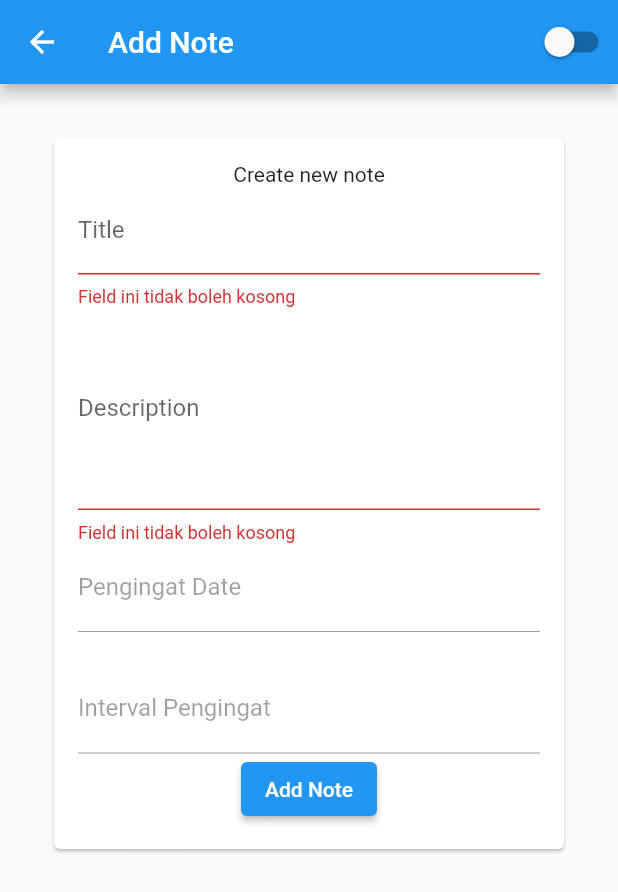
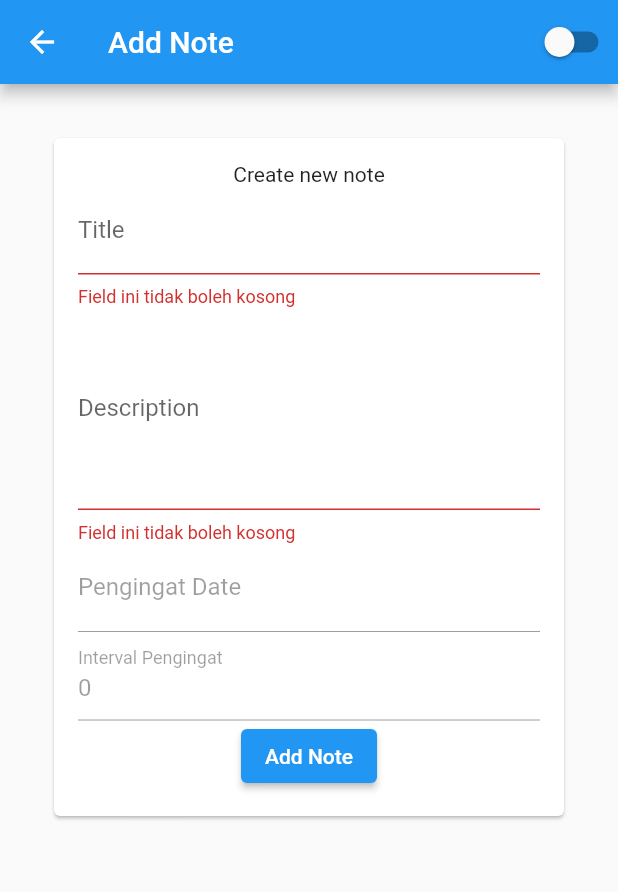
Before and after one commit to imaldi/persiapan_test_deptech, a Flutter app: the AddOrEditNotesScreen screen opened directly, after a tap on an icon or button, on a phone screen of 412 x 824 dp. Shown: the top 892 px of the screen. Run offline on Flutter 3.47's test engine with Material 2 defaults, Android fonts, the phone set to English and light mode, and no system bars; our stand-ins replace bloc, equatable, flutter_bloc, sqflite; accounts and stored records are empty.

Commit message:
fixing some add and edit logic

```diff
--- a/lib/data/datasource/local/dao/catatan_dao.dart
+++ b/lib/data/datasource/local/dao/catatan_dao.dart
@@ -61,7 +61,7 @@ class CatatanDao {
         id: e['id'],
         title: e['title'],
         description: e['description'],
-        waktuPengingat: DateTime.fromMillisecondsSinceEpoch(e['waktu_pengingat'] ?? DateTime.now().millisecondsSinceEpoch),
+        waktuPengingat: e['waktu_pengingat'] != null ? DateTime.fromMillisecondsSinceEpoch(e['waktu_pengingat']) : null,
         intervalPengingat: e['interval_pengingat'],
         lampiran: e['lampiran'],
       )).toList();
--- a/lib/presentation/screens/add_or_edit_notes_screen.dart
+++ b/lib/presentation/screens/add_or_edit_notes_screen.dart
@@ -30,8 +30,8 @@ class _AddOrEditNotesScreenState extends State<AddOrEditNotesScreen> {
     isPengingat = (widget.catatan?.waktuPengingat != null && widget.catatan?.intervalPengingat != null);
     titleController.text = widget.catatan?.title ?? "";
     descController.text = widget.catatan?.description ?? "";
-    pengingatDateController.text = widget.catatan?.waktuPengingat.toString() ?? "";
-    intervalController.text = widget.catatan?.intervalPengingat.toString() ?? "";
+    pengingatDateController.text = widget.catatan?.waktuPengingat.toString() == "null" ? "" : (widget.catatan?.waktuPengingat.toString() ?? "");
+    intervalController.text = (widget.catatan?.intervalPengingat ?? 0).toString() ?? "";
   }
 
   @override
@@ -97,7 +97,7 @@ class _AddOrEditNotesScreenState extends State<AddOrEditNotesScreen> {
                                     initialDate: DateTime.now(),
                                     firstDate: DateTime(1990),
                                     lastDate: DateTime(2100));
-                                if (res != null) {
+                                if (res != null && isPengingat) {
                                   pengingatDateController.text = res.toString();
                                   dateTimePengingat = res;
                                 }
@@ -110,7 +110,7 @@ class _AddOrEditNotesScreenState extends State<AddOrEditNotesScreen> {
                                     controller: pengingatDateController,
                                     enabled: false,
                                     validator: (val) {
-                                      if ((val ?? "").isEmpty) {
+                                      if ((val ?? "").isEmpty && isPengingat) {
                                         return "Field ini tidak boleh kosong";
                                       }
                                       return null;
@@ -136,10 +136,10 @@ class _AddOrEditNotesScreenState extends State<AddOrEditNotesScreen> {
                               if ((formKey.currentState?.validate() ?? false)) {
                                 formKey.currentState?.save();
                                 var responseToSend = Catatan(
-                                    id: widget.catatan?.id ?? 0,
+                                    id: widget.catatan?.id,
                                     title: titleController.text,
                                     description: descController.text,
-                                    waktuPengingat: dateTimePengingat,
+                                    waktuPengingat: isPengingat ? dateTimePengingat : null,
                                     intervalPengingat: int.parse(intervalController.text)
                                 );
                                 isCreateNew
```
